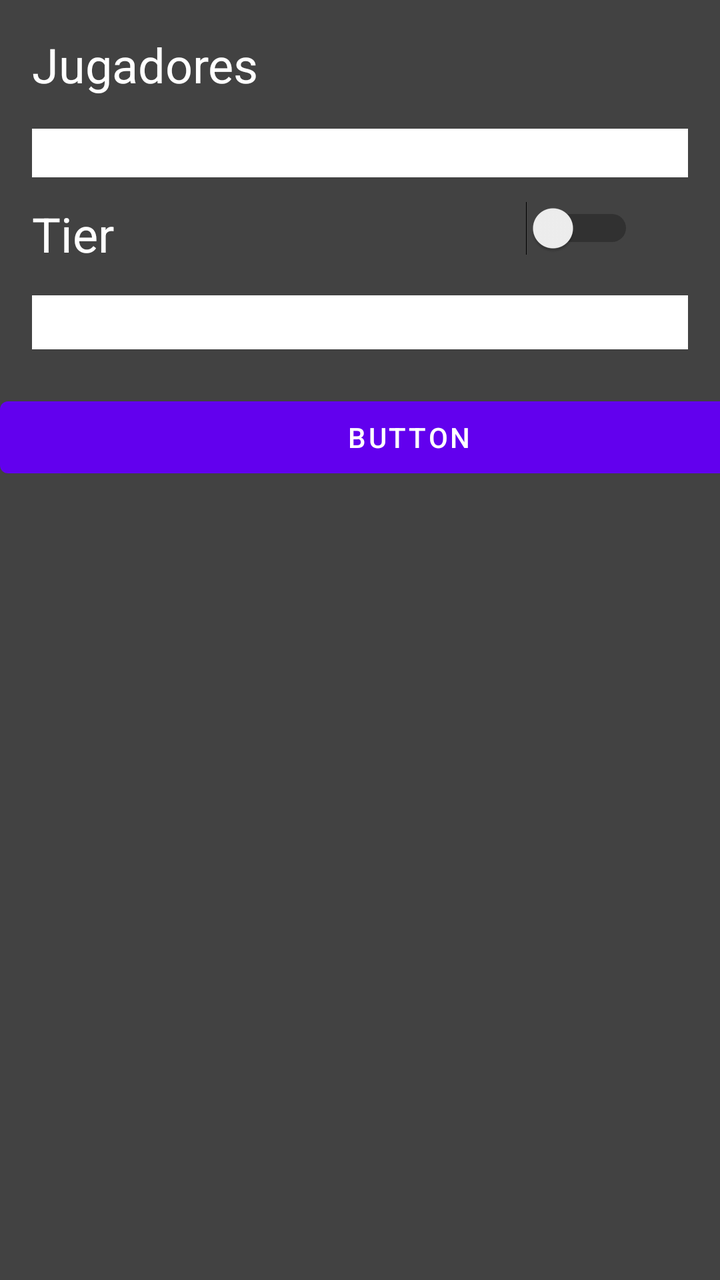
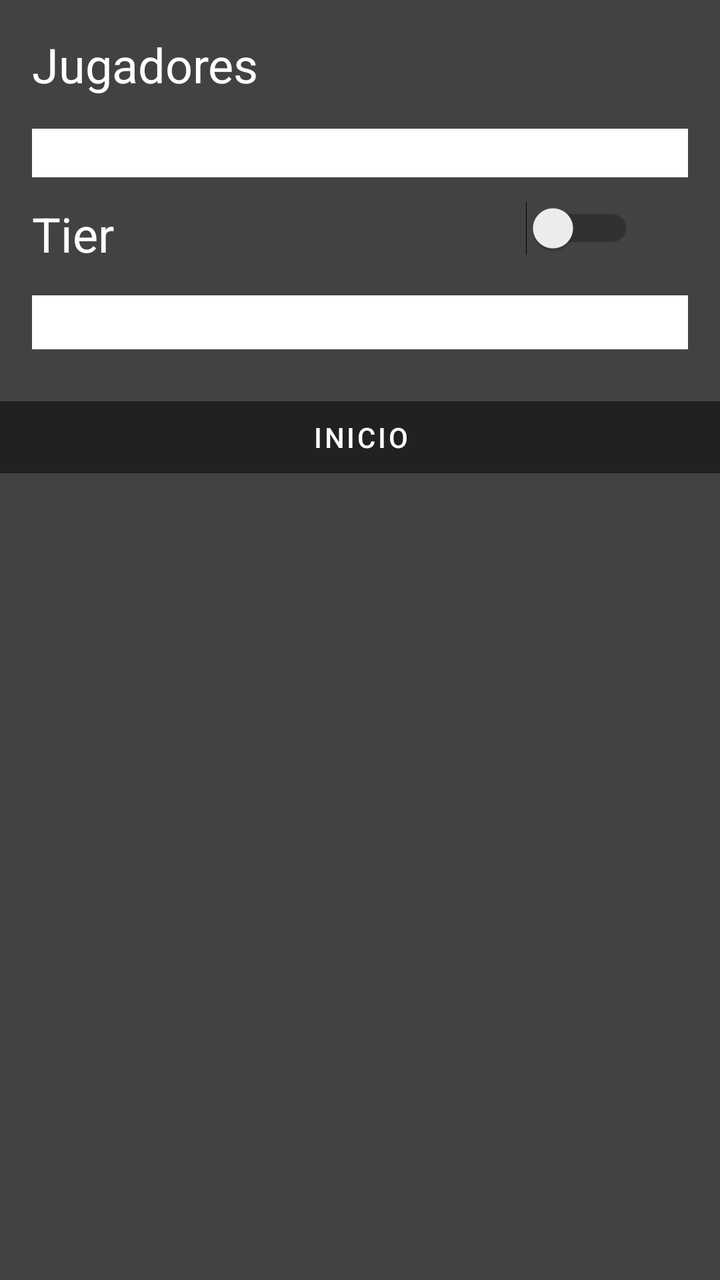

The first picture is an Android layout as it rendered before a commit; the second is the same layout after the commit. The layout source and the unified diff follow.
<!-- AndroidManifest.xml: application theme Theme.ProyectoUnmatched -->
<!-- res/layout/fragment_pve.xml -->
<?xml version="1.0" encoding="utf-8"?>
<androidx.constraintlayout.widget.ConstraintLayout xmlns:android="http://schemas.android.com/apk/res/android"
    xmlns:app="http://schemas.android.com/apk/res-auto"
    xmlns:tools="http://schemas.android.com/tools"
    android:layout_width="match_parent"
    android:layout_height="match_parent"
    android:background="@color/cardview_dark_background"
    tools:context=".ui.gallery.GalleryFragment">

    <TextView
        android:id="@+id/textView7"
        android:layout_width="204dp"
        android:layout_height="27dp"
        android:layout_marginTop="12dp"
        android:gravity="center_vertical"
        android:text="@string/menu_tier"
        android:textAlignment="textStart"
        android:textColor="@color/design_default_color_background"
        android:textSize="24sp"
        app:layout_constraintStart_toStartOf="@+id/etJugadoresPVE"
        app:layout_constraintTop_toBottomOf="@+id/etJugadoresPVE" />

    <Switch
        android:id="@+id/sTiersPve"
        android:layout_width="wrap_content"
        android:layout_height="wrap_content"
        app:layout_constraintBottom_toBottomOf="@+id/textView7"
        app:layout_constraintEnd_toEndOf="parent"
        app:layout_constraintStart_toEndOf="@+id/textView7"
        app:layout_constraintTop_toTopOf="@+id/textView7" />

    <Spinner
        android:id="@+id/spinner"
        style="@style/Widget.AppCompat.Light.Spinner.DropDown.ActionBar"
        android:layout_width="0dp"
        android:layout_height="27dp"
        android:layout_marginTop="20dp"
        android:background="#FFFFFF"
        app:layout_constraintEnd_toEndOf="@+id/etJugadoresPVE"
        app:layout_constraintStart_toStartOf="@+id/textView7"
        app:layout_constraintTop_toBottomOf="@+id/textView7" />

    <TextView
        android:id="@+id/tvJugadores"
        android:layout_width="0dp"
        android:layout_height="wrap_content"
        android:layout_marginStart="16dp"
        android:layout_marginTop="16dp"
        android:layout_marginEnd="16dp"
        android:text="@string/menu_players"
        android:textColor="@color/design_default_color_background"
        android:textSize="24sp"
        app:layout_constraintEnd_toEndOf="parent"
        app:layout_constraintStart_toStartOf="parent"
        app:layout_constraintTop_toTopOf="parent" />

    <EditText
        android:id="@+id/etJugadoresPVE"
        android:layout_width="0dp"
        android:layout_height="wrap_content"
        android:layout_marginTop="16dp"
        android:background="#FFFFFF"
        android:ems="10"
        android:inputType="number"
        android:textColor="@color/black"
        app:layout_constraintEnd_toEndOf="@+id/tvJugadores"
        app:layout_constraintStart_toStartOf="@+id/tvJugadores"
        app:layout_constraintTop_toBottomOf="@+id/tvJugadores" />

    <Button
        android:id="@+id/bPVP"
        android:layout_width="409dp"
        android:layout_height="wrap_content"
        android:layout_marginTop="20dp"
        android:text="Button"
        app:layout_constraintStart_toStartOf="parent"
        app:layout_constraintTop_toBottomOf="@+id/spinner" />


</androidx.constraintlayout.widget.ConstraintLayout>
<!-- resources referenced by this layout -->
<resources>
  <color name="black">#FF000000</color>
  <string name="menu_players">Jugadores</string>
  <string name="menu_tier">Tier</string>
  <style name="Theme.ProyectoUnmatched" parent="Theme.MaterialComponents.DayNight.DarkActionBar">
          
          <item name="colorPrimary">@color/purple_500</item>
          <item name="colorPrimaryVariant">@color/purple_700</item>
          <item name="colorOnPrimary">@color/white</item>
          
          <item name="colorSecondary">@color/teal_200</item>
          <item name="colorSecondaryVariant">@color/teal_700</item>
          <item name="colorOnSecondary">@color/black</item>
          
          <item name="android:statusBarColor">?attr/colorPrimaryVariant</item>
          
      </style>
  <color name="purple_500">#FF6200EE</color>
  <color name="purple_700">#FF3700B3</color>
  <color name="white">#FFFFFFFF</color>
  <color name="teal_200">#FF03DAC5</color>
  <color name="teal_700">#FF018786</color>
</resources>

<!-- the commit's change to res/layout/fragment_pve.xml (unified diff, before → after) -->
@@ -5,7 +5,7 @@
     android:layout_width="match_parent"
     android:layout_height="match_parent"
     android:background="@color/cardview_dark_background"
-    tools:context=".ui.gallery.GalleryFragment">
+    tools:context=".ui.settings.SettingsFragment">
 
     <TextView
         android:id="@+id/textView7"
@@ -69,10 +69,18 @@
 
     <Button
         android:id="@+id/bPVP"
+        style="Widget.Material3.Button"
         android:layout_width="409dp"
         android:layout_height="wrap_content"
         android:layout_marginTop="20dp"
-        android:text="Button"
+        android:backgroundTint="#222121"
+        android:backgroundTintMode="add"
+        android:foregroundTint="#222121"
+        android:foregroundTintMode="src_over"
+        android:hapticFeedbackEnabled="true"
+        android:text="@string/iniciar"
+        android:textColor="#FFFFFF"
+        app:layout_constraintEnd_toEndOf="parent"
         app:layout_constraintStart_toStartOf="parent"
         app:layout_constraintTop_toBottomOf="@+id/spinner" />
 
<!-- resource entries referenced after the edit -->
@@ -1,6 +1,7 @@
 <!-- resources referenced by this layout -->
 <resources>
   <color name="black">#FF000000</color>
+  <string name="iniciar">Inicio</string>
   <string name="menu_players">Jugadores</string>
   <string name="menu_tier">Tier</string>
   <style name="Theme.ProyectoUnmatched" parent="Theme.MaterialComponents.DayNight.DarkActionBar">
@@ -16,10 +17,10 @@
           <item name="android:statusBarColor">?attr/colorPrimaryVariant</item>
           
       </style>
-  <color name="purple_500">#FF6200EE</color>
-  <color name="purple_700">#FF3700B3</color>
+  <color name="purple_500">#FF434141</color>
+  <color name="purple_700">#FF222121</color>
   <color name="white">#FFFFFFFF</color>
-  <color name="teal_200">#FF03DAC5</color>
-  <color name="teal_700">#FF018786</color>
+  <color name="teal_200">#FF434141</color>
+  <color name="teal_700">#FF222121</color>
 </resources>
 
